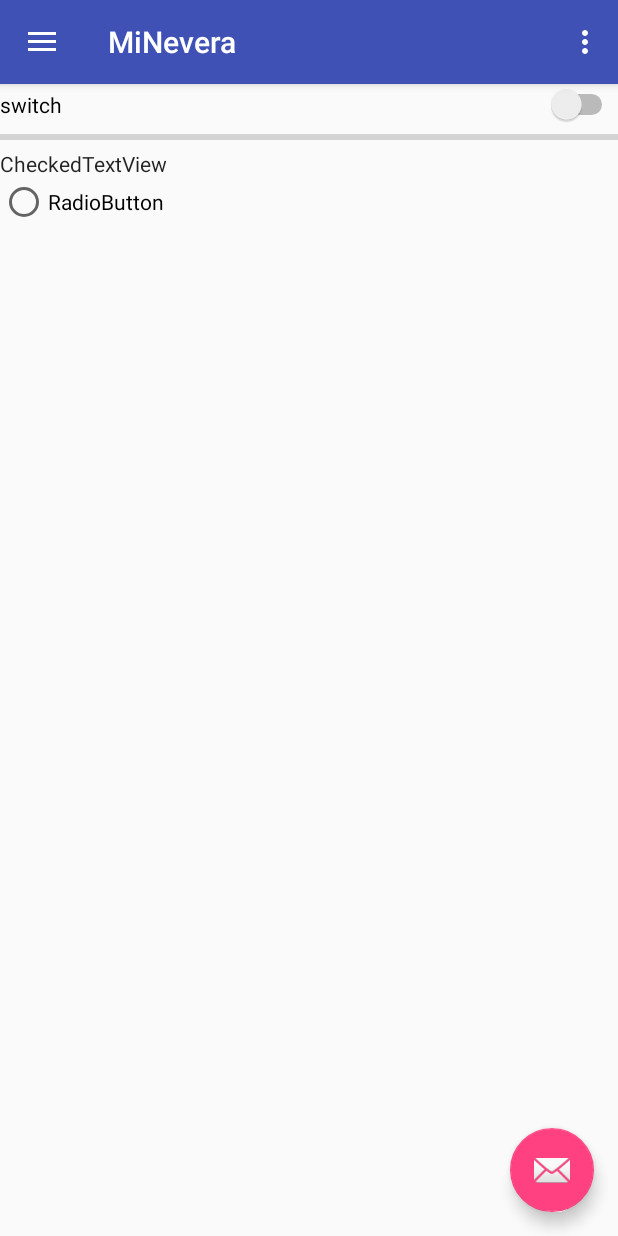
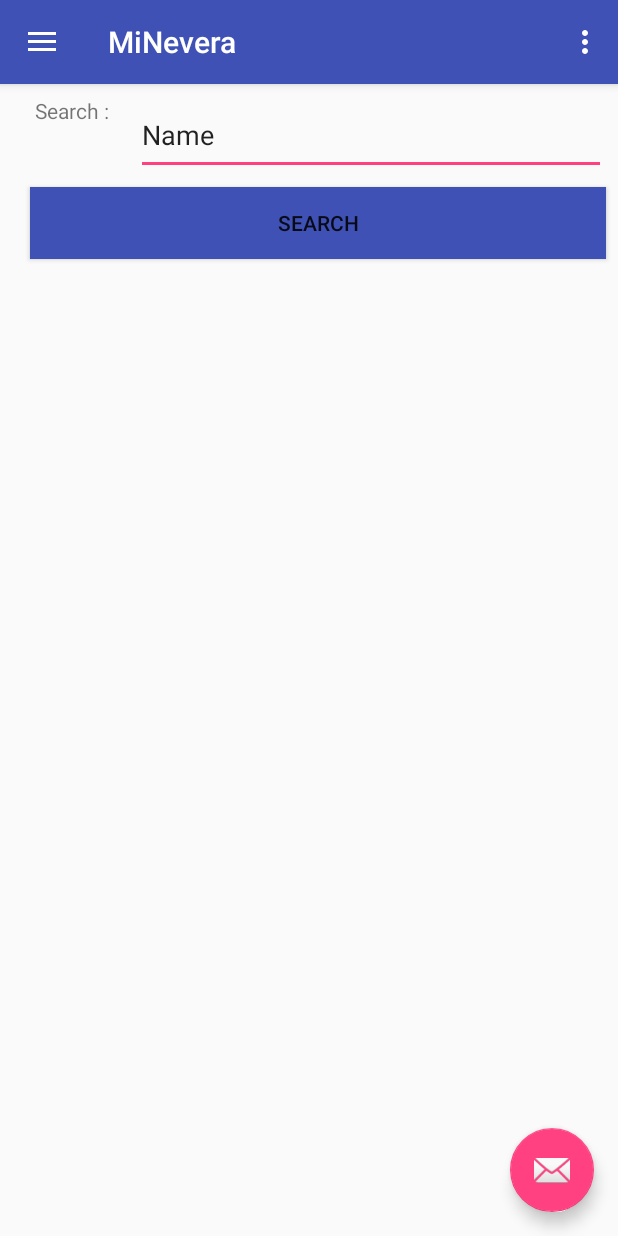
Before and after one commit to meirinf/MiNevera1, an Android app: the screen it shows after launch (MainActivity), after a tap on "Buscador", on a phone screen of 412 x 824 dp. Run offline under Robolectric (Android 15) with nearby library versions, the phone set to English and light mode, and no system bars; pictures from the network do not load; 2 other taps on this screen came first.

Commit message:
Creados Cambios en el buscador Creada la parte de ApiBuscador Falta acabar e implementar el buscador

```diff
--- a/app/src/main/java/layout/FragmentBuscador.java
+++ b/app/src/main/java/layout/FragmentBuscador.java
@@ -1,17 +1,27 @@
 package layout;
 
+import android.content.Intent;
 import android.os.Bundle;
 import android.support.v4.app.Fragment;
 import android.view.LayoutInflater;
+import android.view.MenuItem;
 import android.view.View;
 import android.view.ViewGroup;
+import android.widget.Button;
 
 import test.minevera.R;
+
+import static test.minevera.R.id.editText;
 
 public class FragmentBuscador extends Fragment {
 
     public FragmentBuscador() {
         // Required empty public constructor
+    }
+    @Override
+    public void onStart() {
+        super.onStart();
+
     }
 
     @Override
@@ -19,6 +29,17 @@ public class FragmentBuscador extends Fragment {
                              Bundle savedInstanceState) {
         // Inflate the layout for this fragment
         View view =  inflater.inflate(R.layout.fragment_buscador, container, false);
+
+        Button boton = (Button) view.findViewById(R.id.Search);
+
+        boton.setOnClickListener(new View.OnClickListener() {
+            @Override
+            public void onClick(View v) {
+
+            }
+        });
+
         return view;
     }
+
 }
--- a/app/src/main/java/test/minevera/ApiRecetas.java
+++ b/app/src/main/java/test/minevera/ApiRecetas.java
@@ -14,7 +14,8 @@ import java.util.ArrayList;
 public class ApiRecetas {
 
         private static String url = "http://www.themealdb.com/api/json/v1/1/randomselection.php";
-    private static ArrayList<Receta> recetas = new ArrayList<>();
+        private static String urlBusca = "http://www.themealdb.com/api/json/v1/1/search.php?s=";
+        private static ArrayList<Receta> recetas = new ArrayList<>();
 
     //Esta clase se encarga de bajar la información de la Api
 
@@ -83,4 +84,71 @@ public class ApiRecetas {
         }
         return recetas;
     }
+
+    public static ArrayList<Receta> getMealsSearch(String name) {
+
+        //Aqui pasa los parametros de configuración categoria y nombre de receta
+        Uri builtUri = Uri.parse(urlBusca)
+                .buildUpon()
+                .appendQueryParameter("name",name)
+                .build();
+
+        String urls = builtUri.toString();
+
+        try {
+            String JsonResponse = HttpUtils.get(urls);
+
+            JSONObject data = new JSONObject(JsonResponse);
+            JSONArray jsonRecetas = data.getJSONArray("meals");
+
+            //se cargan todos los parametros elejidos
+            for (int i = 0; i < jsonRecetas.length(); i++) {
+                Receta receta = new Receta();
+                JSONObject object = jsonRecetas.getJSONObject(i);
+
+                receta.setNombreReceta(object.getString("strMeal"));
+                receta.setArea(object.getString("strArea"));
+
+                if (object.has("strCategory"))
+                    receta.setCategoria(object.getString("strCategory"));
+
+                if (object.has("strInstructions")) {
+                    receta.setTextoReceta(object.getString("strInstructions"));
+                }
+                if (object.has("strMealThumb")) {
+                    receta.setImagen(object.getString("strMealThumb"));
+                }
+
+                boolean ingredientesCargados = false;   // Determina si ya se han listado todos los ingredientes
+                int numeroIngredientes = 0;             // Pues eso, el numero de ingredientes
+
+                while (ingredientesCargados == false) {
+                    numeroIngredientes++;
+                    String etiquetaIngrediente = "strIngredient" + numeroIngredientes;
+                    String nombreIngrediente = "";
+
+                    if (object.has(etiquetaIngrediente)) {
+                        nombreIngrediente = object.getString(etiquetaIngrediente);
+
+                        if(nombreIngrediente != null && !nombreIngrediente.equalsIgnoreCase("null") && !nombreIngrediente.equalsIgnoreCase("")){
+                            receta.setIngredientes(nombreIngrediente + ", ");
+                        }
+                    }
+
+
+
+                    if(!object.has("strIngredient" + (numeroIngredientes + 1))){
+                        ingredientesCargados = true;
+                    }
+                }
+
+                recetas.add(receta);
+            }
+        } catch (JSONException e) {
+            e.printStackTrace();
+        } catch (IOException e) {
+            e.printStackTrace();
+        }
+        return recetas;
+    }
 }
--- a/app/src/main/java/test/minevera/DetallesRecetas.java
+++ b/app/src/main/java/test/minevera/DetallesRecetas.java
@@ -29,17 +29,20 @@ public class DetallesRecetas extends AppCompatActivity {
 
 
         FloatingActionButton fab = (FloatingActionButton) findViewById(R.id.fab);
+
         fab.setOnClickListener(new View.OnClickListener() {
             @Override
             public void onClick(View view) {
                 Snackbar.make(view, "Saved", Snackbar.LENGTH_LONG)
                         .setAction("Action", null).show();
 
-                DataManager.guardarReceta(receta, context);
-
 
             }
         });
+
+
+
+
 
         getSupportActionBar().setDisplayHomeAsUpEnabled(true);
 
@@ -78,4 +81,5 @@ public class DetallesRecetas extends AppCompatActivity {
     }
 
 
+
 }
--- a/app/src/main/res/layout/fragment_buscador.xml
+++ b/app/src/main/res/layout/fragment_buscador.xml
@@ -1,31 +1,98 @@
 <?xml version="1.0" encoding="utf-8"?>
-<LinearLayout xmlns:android="http://schemas.android.com/apk/res/android"
-    android:orientation="vertical"
+<android.support.constraint.ConstraintLayout xmlns:android="http://schemas.android.com/apk/res/android"
+    xmlns:app="http://schemas.android.com/apk/res-auto"
+    xmlns:tools="http://schemas.android.com/tools"
     android:layout_width="match_parent"
     android:layout_height="match_parent"
-    android:weightSum="1">
+    tools:ignore="MissingConstraints">
 
-    <Switch
-        android:text="switch"
-        android:layout_width="match_parent"
+    <TextView
+        android:text=" Search :"
+        android:layout_width="0dp"
+        android:layout_height="0dp"
+        android:id="@+id/textView2"
+        app:layout_constraintTop_toTopOf="parent"
+        app:layout_constraintLeft_toLeftOf="@+id/guideline2"
+        tools:text=" Search :"
+        app:layout_constraintBottom_toTopOf="@+id/guideline3"
+        app:layout_constraintRight_toLeftOf="@+id/guideline4"
+        android:layout_marginTop="8dp"
+        android:layout_marginBottom="8dp" />
+
+    <android.support.constraint.Guideline
+        android:layout_width="wrap_content"
         android:layout_height="wrap_content"
-        android:id="@+id/switch1" />
+        android:id="@+id/guideline2"
+        app:layout_constraintGuide_begin="20dp"
+        android:orientation="vertical"
+        tools:layout_editor_absoluteY="0dp"
+        tools:layout_editor_absoluteX="20dp" />
 
-    <ProgressBar
-        style="?android:attr/progressBarStyleHorizontal"
-        android:layout_width="match_parent"
+    <android.support.constraint.Guideline
+        android:layout_width="wrap_content"
         android:layout_height="wrap_content"
-        android:id="@+id/progressBar" />
+        android:id="@+id/guideline3"
+        app:layout_constraintGuide_begin="69dp"
+        android:orientation="horizontal"
+        tools:layout_editor_absoluteY="69dp"
+        tools:layout_editor_absoluteX="0dp" />
 
-    <CheckedTextView
-        android:text="@string/checkedtextview"
-        android:layout_width="match_parent"
+    <android.support.constraint.Guideline
+        android:layout_width="wrap_content"
         android:layout_height="wrap_content"
-        android:id="@+id/checkedTextView" />
+        android:id="@+id/guideline4"
+        app:layout_constraintGuide_begin="91dp"
+        android:orientation="vertical"
+        tools:layout_editor_absoluteY="0dp"
+        tools:layout_editor_absoluteX="91dp" />
 
-    <RadioButton
-        android:text="@string/radiobutton"
-        android:layout_width="match_parent"
+    <EditText
+        android:layout_width="0dp"
+        android:layout_height="0dp"
+        android:inputType="textPersonName"
+        android:text="Name"
+        android:ems="10"
+        android:id="@+id/editText"
+        app:layout_constraintLeft_toLeftOf="@+id/guideline4"
+        app:layout_constraintTop_toTopOf="parent"
+        app:layout_constraintBottom_toTopOf="@+id/guideline3"
+        android:layout_marginBottom="8dp"
+        android:layout_marginTop="8dp"
+        app:layout_constraintRight_toRightOf="parent"
+        android:layout_marginEnd="8dp" />
+
+    <Button
+        android:text="Search"
+        android:layout_width="0dp"
+        android:layout_height="0dp"
+        android:id="@+id/Search"
+        android:layout_marginTop="8dp"
+        app:layout_constraintTop_toBottomOf="@+id/editText"
+        app:layout_constraintRight_toRightOf="parent"
+        app:layout_constraintLeft_toLeftOf="@+id/guideline2"
+        app:layout_constraintBottom_toTopOf="@+id/guideline5"
+        android:background="@color/colorPrimary"
+        android:layout_marginBottom="8dp"
+        android:layout_marginEnd="8dp" />
+
+    <android.support.constraint.Guideline
+        android:layout_width="wrap_content"
         android:layout_height="wrap_content"
-        android:id="@+id/radioButton" />
-</LinearLayout>
+        android:id="@+id/guideline5"
+        app:layout_constraintGuide_begin="125dp"
+        android:orientation="horizontal"
+        tools:layout_editor_absoluteY="125dp"
+        tools:layout_editor_absoluteX="0dp" />
+
+    <GridView
+        android:layout_width="0dp"
+        android:layout_height="0dp"
+        app:layout_constraintRight_toRightOf="parent"
+        app:layout_constraintLeft_toLeftOf="@+id/guideline2"
+        app:layout_constraintBottom_toBottomOf="parent"
+        android:layout_marginEnd="8dp"
+        android:layout_marginStart="8dp"
+        android:id="@+id/gridView"
+        android:layout_marginTop="8dp"
+        app:layout_constraintTop_toBottomOf="@+id/Search" />
+</android.support.constraint.ConstraintLayout>
```
